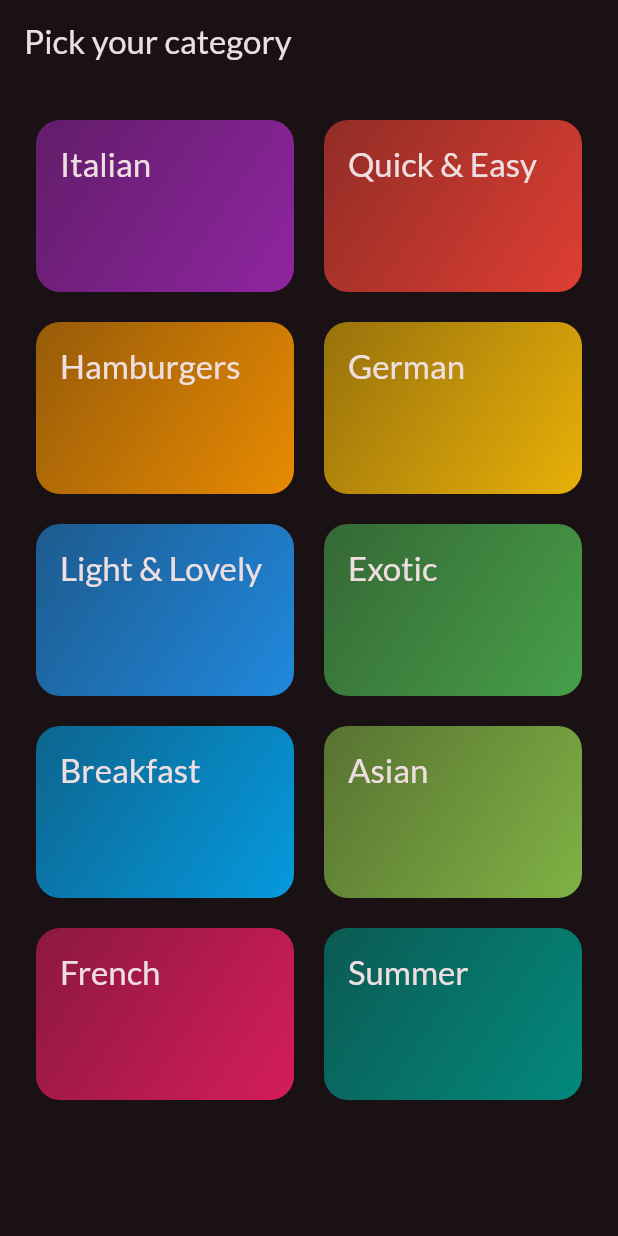
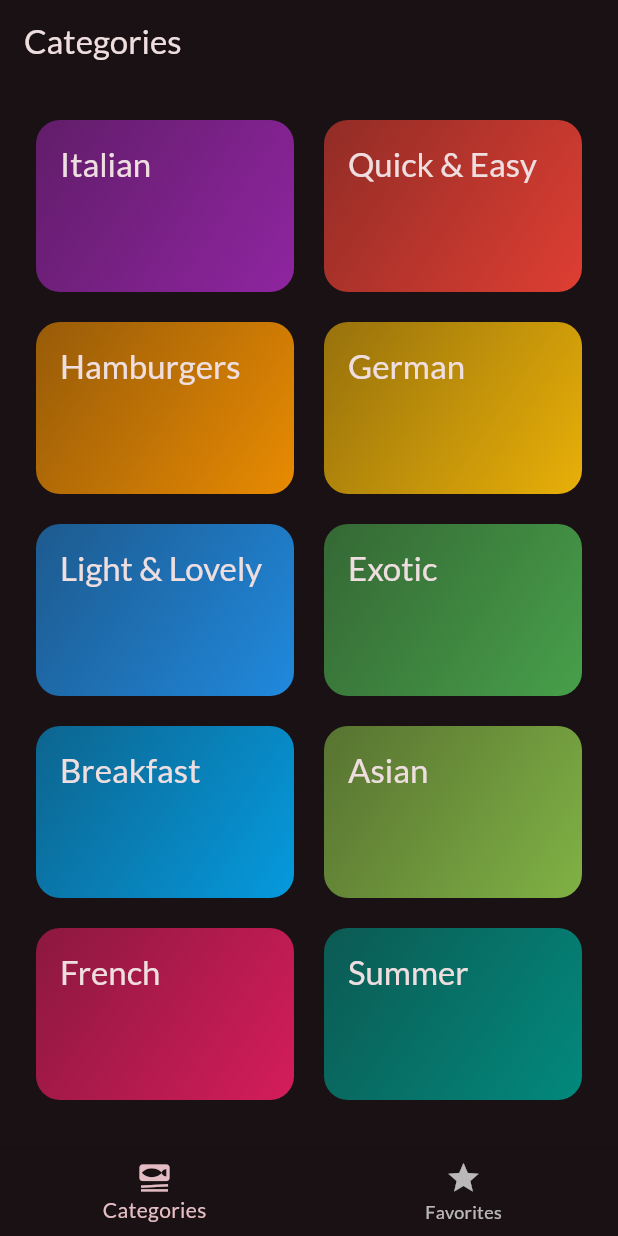
Before and after one commit to MohamedElsaeed424/meals_app, a Flutter app: the screen it shows after launch, on a phone screen of 412 x 824 dp. Run offline on Flutter 3.47's test engine with Material 2 defaults, Android fonts, the phone set to English and light mode, and no system bars; our stand-ins replace google_fonts, transparent_image.

Commit message:
bottom tab bar added

```diff
--- a/lib/main.dart
+++ b/lib/main.dart
@@ -1,6 +1,7 @@
 import 'package:flutter/material.dart';
 import 'package:google_fonts/google_fonts.dart';
-import 'package:meals_app/screens/categories.dart';
+
+import 'package:meals_app/screens/tabs.dart';
 
 final theme = ThemeData(
   useMaterial3: true,
@@ -22,7 +23,7 @@ class App extends StatelessWidget {
   Widget build(BuildContext context) {
     return MaterialApp(
       theme: theme,
-      home: const CategoriesScreen(),
+      home: const TabsScreen(),
     );
   }
 }
--- a/lib/screens/categories.dart
+++ b/lib/screens/categories.dart
@@ -18,11 +18,7 @@ class CategoriesScreen extends StatelessWidget {
 
   @override
   Widget build(BuildContext context) {
-    return Scaffold(
-      appBar: AppBar(
-        title: const Text("Pick your category"),
-      ),
-      body: GridView(
+    return GridView(
       padding: const EdgeInsets.all(24),
       gridDelegate: const SliverGridDelegateWithFixedCrossAxisCount(
         crossAxisCount: 2,
@@ -39,7 +35,6 @@ class CategoriesScreen extends StatelessWidget {
             },
           )
       ],
-      ),
     );
   }
 }
--- /dev/null
+++ b/lib/screens/tabs.dart
@@ -0,0 +1,46 @@
+import 'package:flutter/material.dart';
+
+import 'package:meals_app/screens/categories.dart';
+import 'package:meals_app/screens/meals.dart';
+
+class TabsScreen extends StatefulWidget {
+  const TabsScreen({super.key});
+
+  @override
+  State<TabsScreen> createState() {
+    return _TabsScreen();
+  }
+}
+
+class _TabsScreen extends State<TabsScreen> {
+  int _selectedPageIndex = 0;
+  void _selectPage(int index) {
+    setState(() {
+      _selectedPageIndex = index;
+    });
+  }
+
+  @override
+  Widget build(BuildContext context) {
+    Widget activePage = const CategoriesScreen();
+    var activePageTitle = "Categories";
+    if (_selectedPageIndex == 1) {
+      activePage = MealsScreen(meals: []);
+      activePageTitle = "Your Favorites";
+    }
+    return Scaffold(
+      appBar: AppBar(
+        title: Text(activePageTitle),
+      ),
+      body: activePage,
+      bottomNavigationBar: BottomNavigationBar(
+          onTap: _selectPage,
+          currentIndex: _selectedPageIndex,
+          items: const [
+            BottomNavigationBarItem(
+                icon: Icon(Icons.set_meal), label: 'Categories'),
+            BottomNavigationBarItem(icon: Icon(Icons.star), label: 'Favorites'),
+          ]),
+    );
+  }
+}
```
Also changed, not shown: lib/screens/meals.dart (+8 -4 lines). Lines whose indentation alone changed are shown as unchanged.
